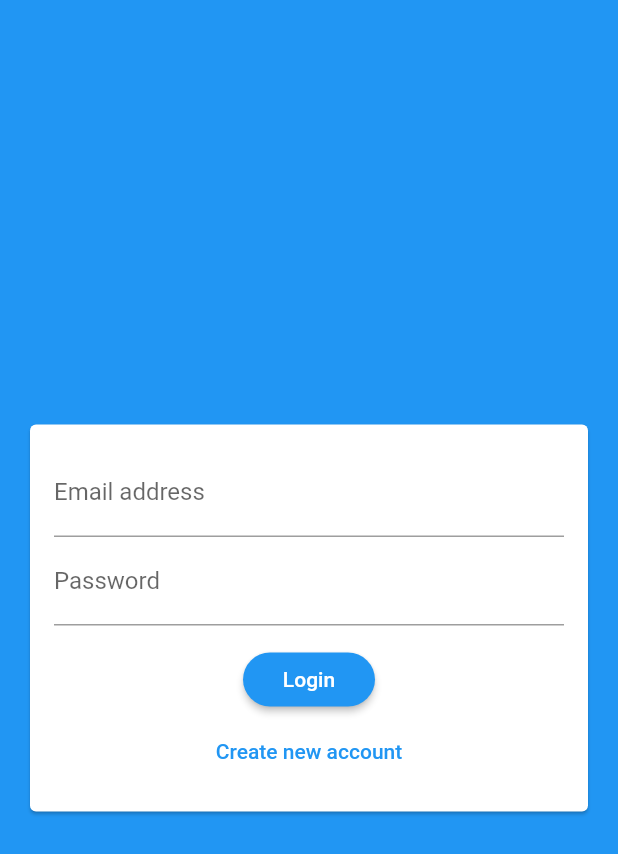
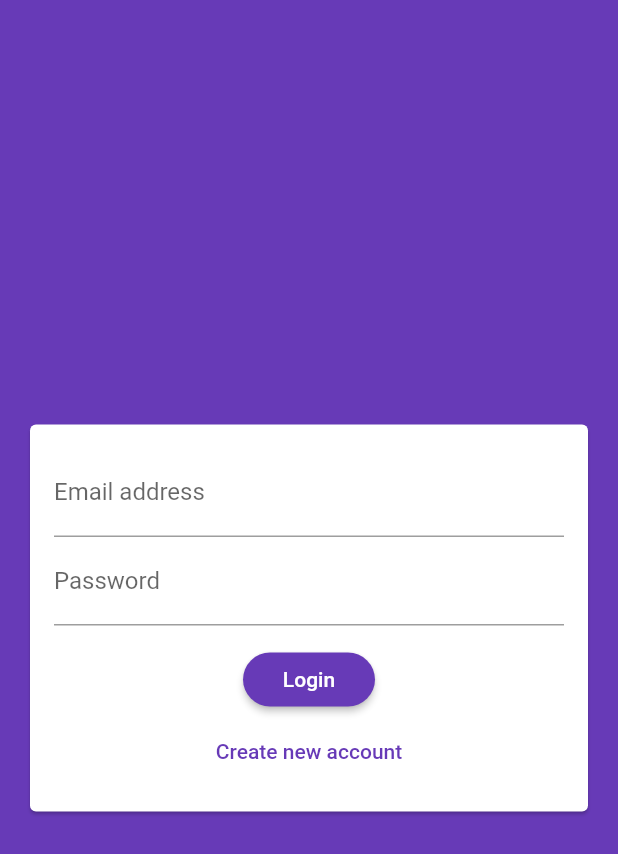
Before and after one commit to IdoHirsh0/chat_app, a Flutter app: the screen it shows after launch, on a phone screen of 412 x 824 dp. Shown: the top 854 px of the screen. Run offline on Flutter 3.47's test engine with Material 2 defaults, Android fonts, the phone set to English and light mode, and no system bars; our stand-ins replace cloud_firestore, firebase_auth, firebase_storage, image_picker; accounts and stored records are empty.

Commit message:
theme change

```diff
--- a/lib/main.dart
+++ b/lib/main.dart
@@ -14,12 +14,12 @@ class MyApp extends StatelessWidget {
     return MaterialApp(
       title: 'Chat',
       theme: ThemeData(
-        primarySwatch: Colors.blue,
-        backgroundColor: Colors.blue,
+        primarySwatch: Colors.deepPurple,
+        backgroundColor: Colors.deepPurple,
         accentColor: Colors.deepPurple,
         accentColorBrightness: Brightness.dark,
         buttonTheme: ButtonTheme.of(context).copyWith(
-          buttonColor: Colors.blue,
+          buttonColor: Colors.deepPurple,
           textTheme: ButtonTextTheme.primary,
           shape: RoundedRectangleBorder(
             borderRadius: BorderRadius.circular(20),
```
